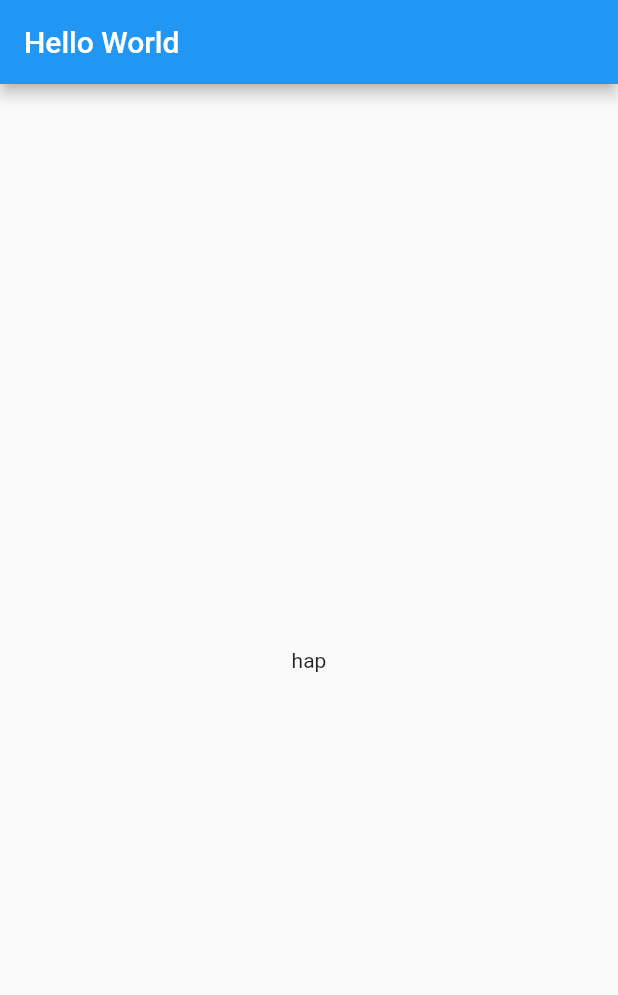
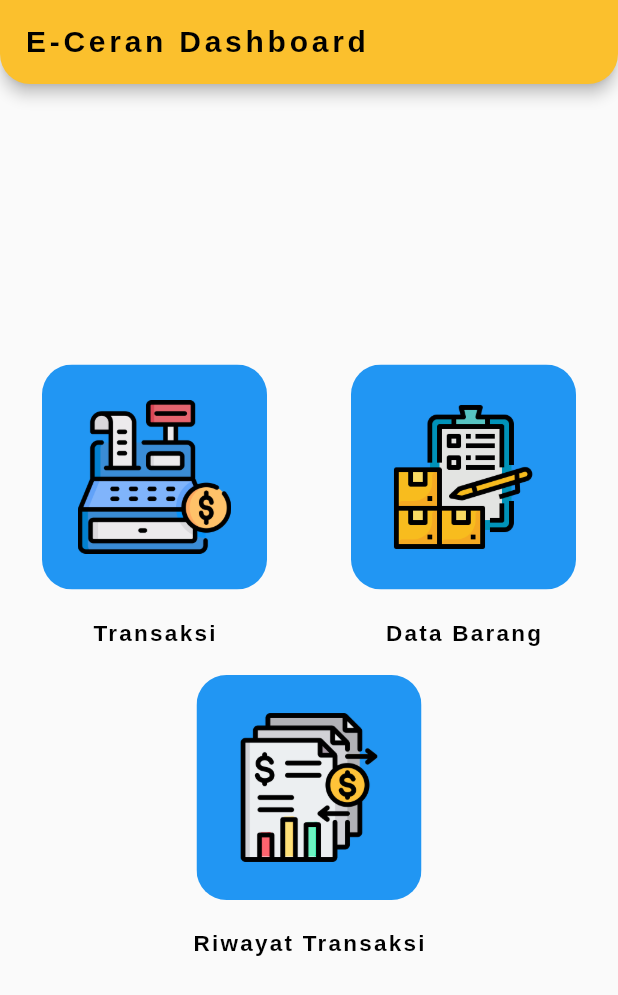
Before and after one commit to jimbonlemu/e_ceran, a Flutter app: the screen it shows after launch, on a phone screen of 412 x 824 dp. Shown: the top 995 px of the screen. Run offline on Flutter 3.47's test engine with Material 2 defaults, Android fonts, the phone set to English and light mode, and no system bars; our stand-ins replace page_transition.

Commit message:
feat(Add) : adding icon, add Home menu View, Add new Widget.

```diff
--- a/lib/Views/home_view.dart
+++ b/lib/Views/home_view.dart
@@ -1,3 +1,5 @@
+import 'package:e_ceran/global_assets/images_path.dart';
+import 'package:e_ceran/global_assets/widgets/widget_menu.dart';
 import 'package:flutter/material.dart';
 import '../global_assets/widgets/app_bar_widget.dart';
 
@@ -7,13 +9,43 @@ class HomeView extends StatelessWidget {
   @override
   Widget build(BuildContext context) {
     return Scaffold(
-        appBar: AppBarFormat(
-        styledAppBarTitle: 'Hello World',
+        appBar: const AppBarFormat(
+          styledAppBarTitle: 'E-Ceran Dashboard',
         ),
-        body: Center(
+        body: SafeArea(
           child: Column(
             mainAxisAlignment: MainAxisAlignment.center,
-            children: [Text('hap')],
+            children: [
+              Row(
+                mainAxisAlignment: MainAxisAlignment.spaceAround,
+                children: [
+                  WidgetMenu(
+                    text: 'Transaksi',
+                    menuIcon: Image.asset(
+                      ImagesPath.transactionIcon,
+                      scale: 5,
+                    ),
+                  ),
+                  WidgetMenu(
+                    text: 'Data Barang',
+                    menuIcon: Image.asset(
+                      ImagesPath.stuffListIcon,
+                      scale: 5,
+                    ),
+                  ),
+                ],
+              ),
+              const SizedBox(
+                height: 20,
+              ),
+              WidgetMenu(
+                text: 'Riwayat Transaksi',
+                menuIcon: Image.asset(
+                  ImagesPath.historyTransactionIcon,
+                  scale: 5,
+                ),
+              )
+            ],
           ),
         ));
   }
--- a/lib/global_assets/images_path.dart
+++ b/lib/global_assets/images_path.dart
@@ -1,3 +1,7 @@
 class ImagesPath {
   static String logoPath = 'assets/logo/e_ceran_logo.png';
+  static String transactionIcon = 'assets/icons/icon_transaksi.png';
+  static String stuffListIcon = 'assets/icons/icon_data_barang.png';
+  static String historyTransactionIcon =
+      'assets/icons/icon_riwayat_transaksi.png';
 }
--- a/lib/global_assets/navigates.dart
+++ b/lib/global_assets/navigates.dart
@@ -4,25 +4,19 @@ import 'package:flutter/material.dart';
 import 'package:page_transition/page_transition.dart';
 
 class Navigates {
-  static const String notfound = 'SplashView';
+
 
   static const String splashView = 'SplashView';
   static const String homeView = 'HomeView';
-
 
   static Route<dynamic> routeGenerator(RouteSettings settings) {
     switch (settings.name) {
       case splashView:
         return PageTransition(
-            child: const SplashView(), type: PageTransitionType.fade);
+            child: const SplashView(), type: PageTransitionType.leftToRight);
       case homeView:
         return PageTransition(
-            child: const HomeView(), type: PageTransitionType.fade);
-      case notfound:
-        return PageTransition(
-            child: const NotFoundPage('Halaman Tidak Ditemukan : 404'),
-            type: PageTransitionType.fade);
-
+            child: const HomeView(), type: PageTransitionType.leftToRight);
       default:
         return PageTransition(
             child: const NotFoundPage('Halaman Tidak Ditemukan : 404'),
@@ -32,9 +26,9 @@ class Navigates {
 }
 
 class NotFoundPage extends StatelessWidget {
-  const NotFoundPage(this.title);
+  final String title;
 
-  final String title;
+   const NotFoundPage(this.title, {Key? key}) : super(key: key);
 
   @override
   Widget build(BuildContext context) {
@@ -42,7 +36,15 @@ class NotFoundPage extends StatelessWidget {
       body: Padding(
         padding: const EdgeInsets.all(20),
         child: Center(
-          child: Text(title),
+          child: Text(
+            title,
+            style: const TextStyle(
+              fontFamily: 'Arimo_bold',
+              color: Colors.black,
+              letterSpacing: 2.5,
+              fontSize: 20,
+            ),
+          ),
         ),
       ),
     );
--- a/lib/global_assets/widgets/app_bar_widget.dart
+++ b/lib/global_assets/widgets/app_bar_widget.dart
@@ -4,18 +4,54 @@ class AppBarFormat extends StatelessWidget implements PreferredSizeWidget {
   final Widget? appBarTitle;
   final String styledAppBarTitle;
   final bool? isAppBarCenter;
+  final bool? enabledBackButton;
 
   const AppBarFormat({
     Key? key,
     this.appBarTitle,
     this.styledAppBarTitle = "",
     this.isAppBarCenter = false,
+    this.enabledBackButton = false,
   }) : super(key: key);
 
   @override
   Widget build(BuildContext context) {
     return AppBar(
-      title: appBarTitle ?? Text(styledAppBarTitle),
+      automaticallyImplyLeading: enabledBackButton!,
+      leading: enabledBackButton!
+          ? IconButton(
+              icon: const Icon(Icons.arrow_back_ios),
+              onPressed: () {
+                Navigator.pop(context);
+              },
+            )
+          : null,
+      backgroundColor: Colors.yellow[700],
+      shape: ShapeBorder.lerp(
+        const RoundedRectangleBorder(
+          borderRadius: BorderRadius.only(
+            bottomLeft: Radius.circular(20),
+            bottomRight: Radius.circular(20),
+          ),
+        ),
+        const RoundedRectangleBorder(
+          borderRadius: BorderRadius.only(
+            bottomLeft: Radius.circular(20),
+            bottomRight: Radius.circular(20),
+          ),
+        ),
+        1,
+      ),
+      title: appBarTitle ??
+          Text(
+            styledAppBarTitle,
+            style: const TextStyle(
+              fontFamily: 'Arimo_bold',
+              color: Colors.black,
+              letterSpacing: 2.5,
+              fontSize: 20,
+            ),
+          ),
       centerTitle: isAppBarCenter,
     );
   }
--- /dev/null
+++ b/lib/global_assets/widgets/widget_menu.dart
@@ -0,0 +1,44 @@
+import 'package:e_ceran/global_assets/widgets/widget_text.dart';
+import 'package:flutter/material.dart';
+
+class WidgetMenu extends StatelessWidget {
+  final BorderRadius radiusLevel;
+  final Color backGroundColor;
+  final double height;
+  final double width;
+  final String text;
+  final double padding;
+  final Image? menuIcon;
+
+  const WidgetMenu({
+    Key? key,
+    this.radiusLevel = const BorderRadius.all(Radius.circular(20)),
+    this.backGroundColor = Colors.blue,
+    this.height = 150,
+    this.width = 150,
+    this.padding = 20,
+    this.menuIcon,
+    this.text = '',
+  }) : super(key: key);
+
+  @override
+  Widget build(BuildContext context) {
+    return Column(
+      children: [
+        ClipRRect(
+          borderRadius: radiusLevel,
+          child: Container(
+            color: backGroundColor,
+            height: height,
+            width: width,
+            child: menuIcon,
+          ),
+        ),
+        SizedBox(
+          height: padding,
+        ),
+        WidgetText(text: text),
+      ],
+    );
+  }
+}
--- /dev/null
+++ b/lib/global_assets/widgets/widget_text.dart
@@ -0,0 +1,24 @@
+import 'package:flutter/material.dart';
+
+class WidgetText extends StatelessWidget {
+  final String text;
+  final TextStyle? customStyle;
+
+  const WidgetText({
+    Key? key,
+    this.text = '',
+    this.customStyle,
+  }) : super(key: key);
+
+  @override
+  Widget build(BuildContext context) {
+    return Text(text,
+        style: customStyle ??
+            const TextStyle(
+              fontFamily: 'Arimo_bold',
+              color: Colors.black,
+              letterSpacing: 1.5,
+              fontSize: 15,
+            ));
+  }
+}
--- a/lib/main.dart
+++ b/lib/main.dart
@@ -1,6 +1,4 @@
-import 'package:e_ceran/Views/splash_view.dart';
 import 'package:flutter/material.dart';
-
 import 'global_assets/navigates.dart';
 
 void main() {
```
Also changed, not shown: pubspec.yaml (+21 -1 lines), assets/icons/icon_data_barang.png (added), assets/icons/icon_riwayat_transaksi.png (added), assets/icons/icon_transaksi.png (added).
